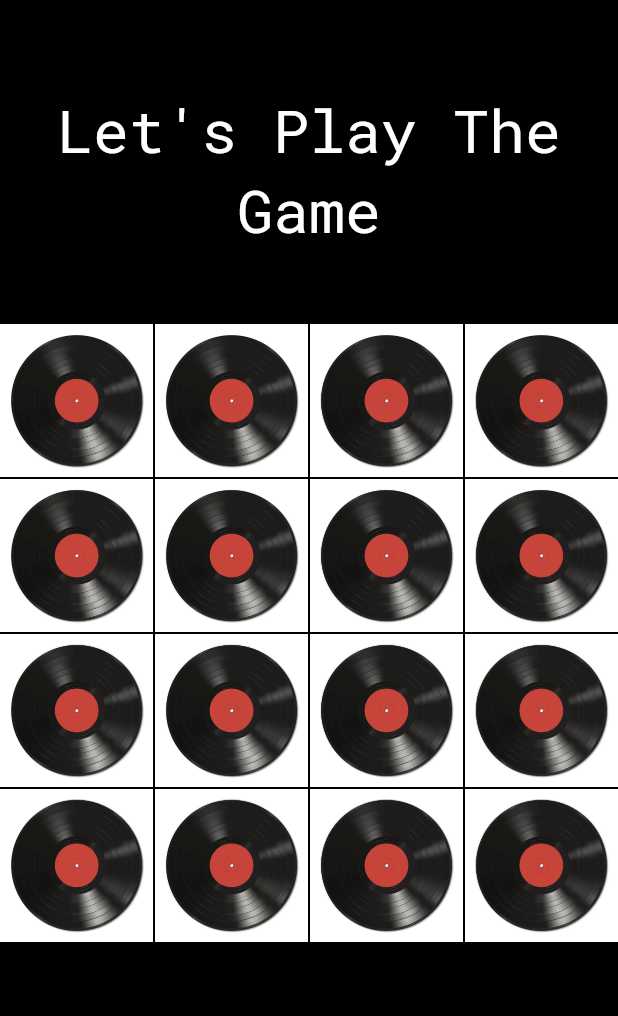
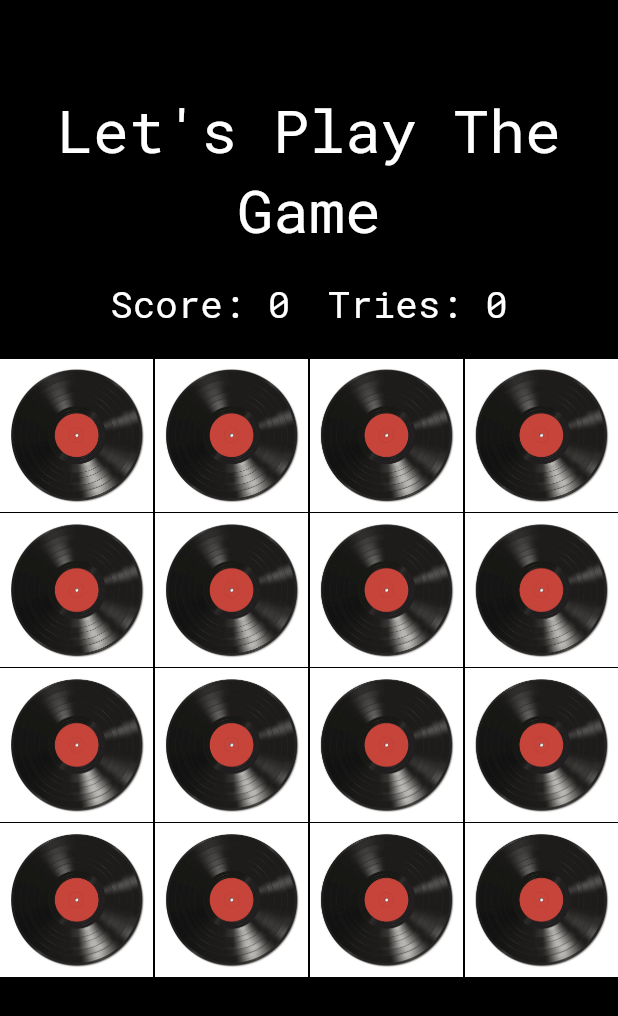
Before and after one commit to Racso1624/Memory-Game, a Flutter app: the GamePage screen opened directly, on a phone screen of 412 x 824 dp. Shown: the top 1016 px of the screen. Run offline on Flutter 3.47's test engine with Material 2 defaults, Android fonts, the phone set to English and light mode, and no system bars; drawn by our look-alikes of flip_card; our stand-ins replace google_fonts.

Commit message:
Se agrega score y tries en pantalla

```diff
--- a/lib/game_page.dart
+++ b/lib/game_page.dart
@@ -43,6 +43,9 @@ class _GamePageState extends State<GamePage>{
   "images/covers/dawnfm.jpg", "images/covers/starboy.jpg","images/covers/cmiygl.png", "images/covers/astroworld.webp"];
 
   var cardsList = mixList(linksList);
+  var score = 0;
+  var tries = 0;
+  var cardflipId = null;
 
   @override
   Widget build(BuildContext context){
@@ -61,7 +64,29 @@ class _GamePageState extends State<GamePage>{
               textAlign: TextAlign.center,
           ),
           SizedBox(
-            height: 50,
+            height: 20,
+          ),
+          Wrap(
+            spacing: 25,
+            children: [
+              Text(
+                "Score: $score",
+                style: TextStyle(
+                  fontSize: 25,
+                  color: Colors.white,
+                ),
+              ),
+              Text(
+                "Tries: $tries",
+                style: TextStyle(
+                  fontSize: 25,
+                  color: Colors.white,
+                ),
+              ),
+            ],
+          ),
+          SizedBox(
+            height: 20,
           ),
           Expanded(
             child: GridView.count(
@@ -74,6 +99,14 @@ class _GamePageState extends State<GamePage>{
                 return FlipCard(
                   front: Image.asset("images/icon/vinyl.jpg"),
                   back: Image.asset(image),
+                  onFlip: (){
+                    cardflipId = cardId;
+                    print("$cardflipId");
+                    setState(() {
+                      score++;
+                    });
+                  },
+
                 );
               }),
             ),
```
